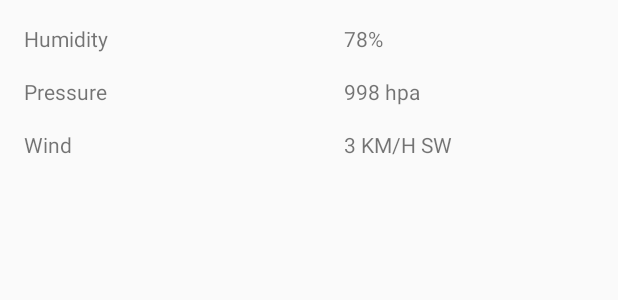
After one commit to raviranjan3570/Sunshine, an Android app: the layout extra_weather_details.xml on its own in the app's theme, with its tools: preview values and no code run, on a phone screen of 412 x 824 dp. The commit adds this screen. Shown: the top 300 px of the screen. Run offline under Robolectric (Android 15) with nearby library versions, the phone set to English and light mode, and no system bars.

Commit message:
updated Detail page visuals

```diff
--- a/app/build.gradle
+++ b/app/build.gradle
@@ -17,6 +17,7 @@ android {
             minifyEnabled false
         }
     }
+    dataBinding.enabled = true
 }
 
 dependencies {
--- a/app/src/main/java/com/example/android/sunshine/utilities/SunshineDateUtils.java
+++ b/app/src/main/java/com/example/android/sunshine/utilities/SunshineDateUtils.java
@@ -206,7 +206,7 @@ public final class SunshineDateUtils {
          */
         long daysFromEpochToToday = elapsedDaysSinceEpoch(System.currentTimeMillis());
 
-        if (daysFromEpochToProvidedDate == daysFromEpochToToday || showFullDate) {
+        if (daysFromEpochToProvidedDate - daysFromEpochToToday == -1 || showFullDate) {
             /*
              * If the date we're building the String for is today's date, the format
              * is "Today, June 24"
--- /dev/null
+++ b/app/src/main/res/layout/extra_weather_details.xml
@@ -0,0 +1,65 @@
+<?xml version="1.0" encoding="utf-8"?>
+<layout xmlns:android="http://schemas.android.com/apk/res/android"
+    xmlns:app="http://schemas.android.com/apk/res-auto"
+    xmlns:tools="http://schemas.android.com/tools">
+
+    <android.support.constraint.ConstraintLayout
+        android:layout_width="match_parent"
+        android:layout_height="match_parent">
+
+        <TextView
+            android:id="@+id/humidity"
+            android:layout_width="wrap_content"
+            android:layout_height="wrap_content"
+            android:layout_marginStart="16dp"
+            android:layout_marginLeft="16dp"
+            android:layout_marginTop="16dp"
+            android:text="Humidity"
+            app:layout_constraintStart_toStartOf="parent"
+            app:layout_constraintTop_toTopOf="parent" />
+
+        <TextView
+            android:id="@+id/humidity_value"
+            android:layout_width="wrap_content"
+            android:layout_height="wrap_content"
+            app:layout_constraintEnd_toEndOf="parent"
+            app:layout_constraintStart_toEndOf="@+id/humidity"
+            app:layout_constraintTop_toTopOf="@+id/humidity"
+            tools:text="78%" />
+
+        <TextView
+            android:id="@+id/pressure"
+            android:layout_width="wrap_content"
+            android:layout_height="wrap_content"
+            android:layout_marginTop="16dp"
+            android:text="Pressure"
+            app:layout_constraintStart_toStartOf="@id/humidity"
+            app:layout_constraintTop_toBottomOf="@id/humidity" />
+
+        <TextView
+            android:id="@+id/pressure_value"
+            android:layout_width="wrap_content"
+            android:layout_height="wrap_content"
+            app:layout_constraintStart_toStartOf="@+id/humidity_value"
+            app:layout_constraintTop_toTopOf="@+id/pressure"
+            tools:text="998 hpa" />
+
+        <TextView
+            android:id="@+id/wind"
+            android:layout_width="wrap_content"
+            android:layout_height="wrap_content"
+            android:layout_marginTop="16dp"
+            android:text="Wind"
+            app:layout_constraintStart_toStartOf="@id/pressure"
+            app:layout_constraintTop_toBottomOf="@id/pressure" />
+
+        <TextView
+            android:id="@+id/wind_speed"
+            android:layout_width="wrap_content"
+            android:layout_height="wrap_content"
+            app:layout_constraintStart_toStartOf="@+id/pressure_value"
+            app:layout_constraintTop_toTopOf="@+id/wind"
+            tools:text="3 KM/H SW" />
+
+    </android.support.constraint.ConstraintLayout>
+</layout>
```
Also changed, not shown: app/src/main/java/com/example/android/sunshine/activities/DetailActivity.java (+41 -27 lines), app/src/main/res/layout/activity_detail.xml (+20 -59 lines), app/src/main/res/layout/list_item_forecast_today.xml (+5 -2 lines).
